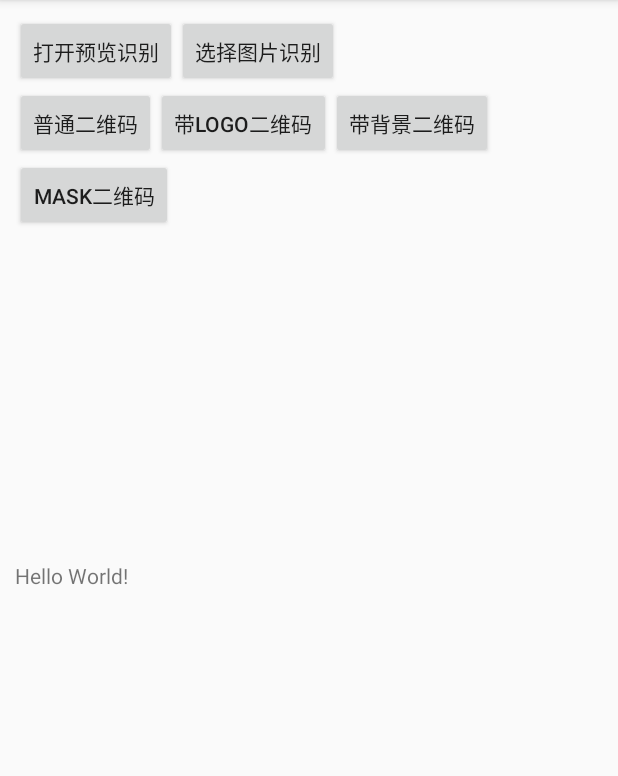
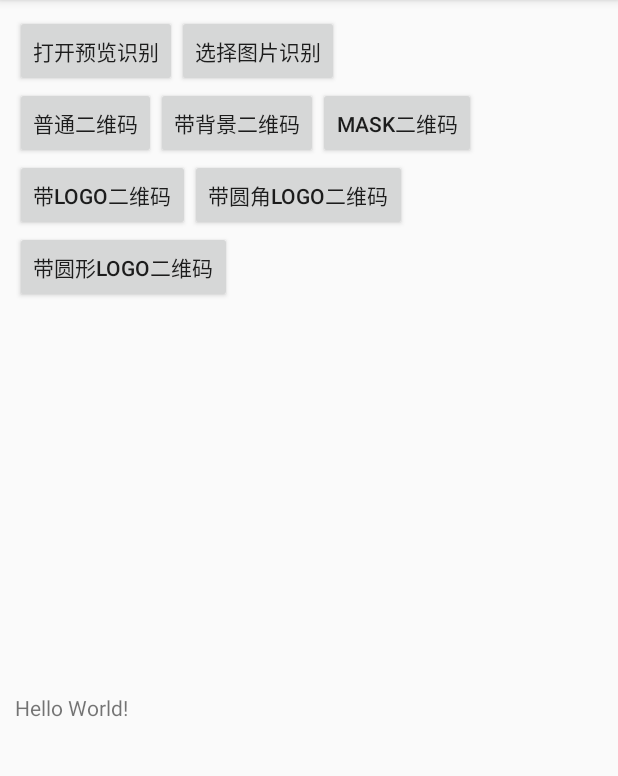
Before and after one commit to LongAgoLong/QrcodeDemo, an Android app: the screen it shows after launch (MainActivity), on a phone screen of 412 x 824 dp, the part 84-860 px from its top. Run offline under Robolectric (Android 15) with nearby library versions, the phone set to English and light mode, and no system bars.

Commit message:
增加模式二维码种类

```diff
--- a/app/src/main/res/layout/activity_main.xml
+++ b/app/src/main/res/layout/activity_main.xml
@@ -30,39 +30,56 @@
         android:text="普通二维码"
         app:layout_constraintLeft_toLeftOf="parent"
         app:layout_constraintTop_toBottomOf="@+id/btn0"/>
-    <Button
-        android:id="@+id/logoQrcodeBtn"
-        android:layout_width="wrap_content"
-        android:layout_height="wrap_content"
-        android:text="带logo二维码"
-        app:layout_constraintLeft_toRightOf="@+id/qrcodeBtn"
-        app:layout_constraintTop_toBottomOf="@+id/btn0" />
 
     <Button
         android:id="@+id/bgQrcodeBtn"
         android:layout_width="wrap_content"
         android:layout_height="wrap_content"
         android:text="带背景二维码"
-        app:layout_constraintLeft_toRightOf="@+id/logoQrcodeBtn"
-        app:layout_constraintTop_toTopOf="@+id/logoQrcodeBtn" />
+        app:layout_constraintLeft_toRightOf="@+id/qrcodeBtn"
+        app:layout_constraintTop_toTopOf="@+id/qrcodeBtn" />
 
     <Button
         android:id="@+id/maskQrcodeBtn"
         android:layout_width="wrap_content"
         android:layout_height="wrap_content"
         android:text="mask二维码"
+        app:layout_constraintLeft_toRightOf="@+id/bgQrcodeBtn"
+        app:layout_constraintTop_toTopOf="@+id/qrcodeBtn" />
+
+    <Button
+        android:id="@+id/logoQrcodeBtn"
+        android:layout_width="wrap_content"
+        android:layout_height="wrap_content"
+        android:text="带logo二维码"
+        app:layout_constraintLeft_toLeftOf="parent"
+        app:layout_constraintTop_toBottomOf="@+id/qrcodeBtn" />
+
+    <Button
+        android:id="@+id/roundLogoQrcodeBtn"
+        android:layout_width="wrap_content"
+        android:layout_height="wrap_content"
+        android:text="带圆角logo二维码"
+        app:layout_constraintLeft_toRightOf="@+id/logoQrcodeBtn"
+        app:layout_constraintTop_toTopOf="@+id/logoQrcodeBtn" />
+
+    <Button
+        android:id="@+id/circleQrcodeBtn"
+        android:layout_width="wrap_content"
+        android:layout_height="wrap_content"
+        android:text="带圆形logo二维码"
         app:layout_constraintLeft_toLeftOf="parent"
         app:layout_constraintTop_toBottomOf="@+id/logoQrcodeBtn" />
 
     <ImageView
         android:id="@+id/resultImg"
-        android:layout_width="180dp"
-        android:layout_height="180dp"
+        android:layout_width="220dp"
+        android:layout_height="220dp"
         android:layout_marginTop="20dp"
         android:contentDescription="@string/app_name"
         app:layout_constraintLeft_toLeftOf="parent"
         app:layout_constraintRight_toRightOf="parent"
-        app:layout_constraintTop_toBottomOf="@+id/maskQrcodeBtn"/>
+        app:layout_constraintTop_toBottomOf="@+id/circleQrcodeBtn"/>
     <TextView
         android:id="@+id/resultTv"
         android:layout_width="0dp"
```
Also changed, not shown: app/src/main/java/com/leo/qrcodedemo/MainActivity.java (+36 -2 lines), libqrcode/src/main/java/com/leo/libqrcode/encode/BmpUtil.java (added, +63 -0 lines), libqrcode/src/main/java/com/leo/libqrcode/encode/LogoType.java (added, +12 -0 lines), libqrcode/src/main/java/com/leo/libqrcode/encode/ZbarEncodeUtil.java (+23 -10 lines), app/src/main/res/mipmap-xhdpi/abc.jpg (added), app/src/main/res/mipmap-xhdpi/abc.png (deleted), 1 other file.
